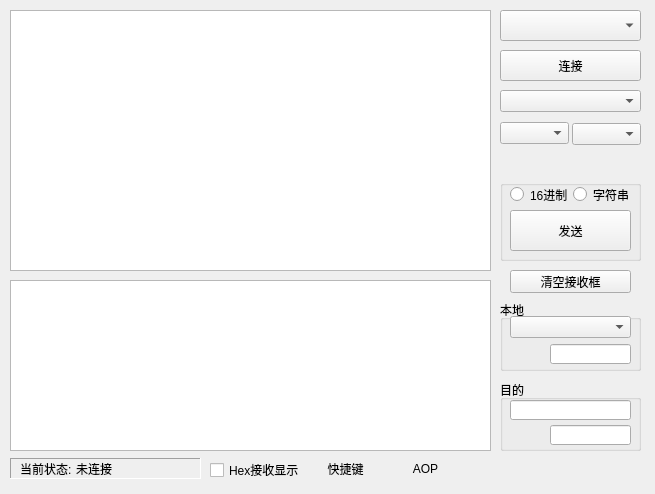
This is ui_tcpUdpSerialportTool.ui in shuoGG1239/TcpUdpSerialPortTool as Qt 5 draws it before an edit. The edited form follows.
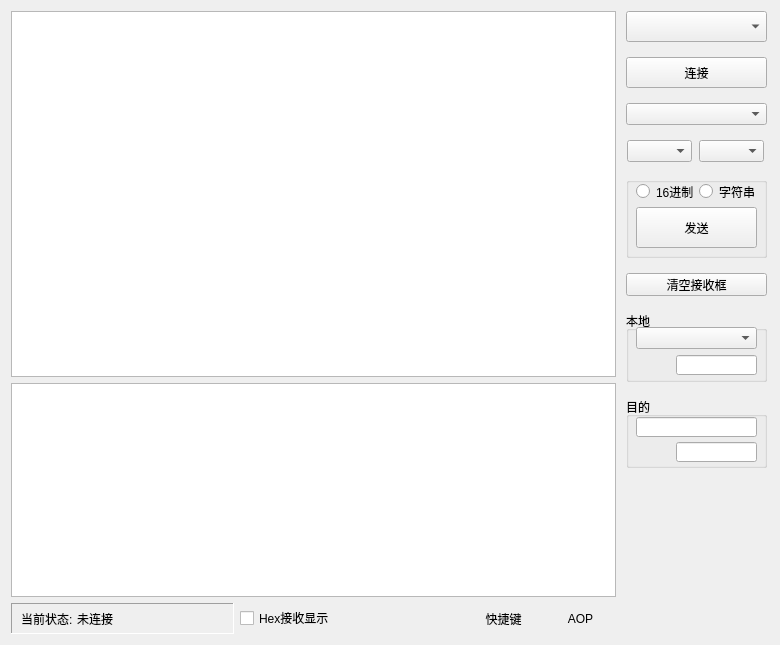
This is the edited form.

What changed in the file:
```diff
--- a/ui_tcpUdpSerialportTool.ui
+++ b/ui_tcpUdpSerialportTool.ui
@@ -6,64 +6,57 @@
    <rect>
     <x>0</x>
     <y>0</y>
-    <width>655</width>
-    <height>494</height>
+    <width>780</width>
+    <height>645</height>
    </rect>
   </property>
+  <property name="minimumSize">
+   <size>
+    <width>780</width>
+    <height>645</height>
+   </size>
+  </property>
   <property name="windowTitle">
    <string>Widget</string>
   </property>
-  <widget class="QPushButton" name="pushButtonStart">
-   <property name="geometry">
-    <rect>
-     <x>500</x>
-     <y>50</y>
-     <width>141</width>
-     <height>31</height>
-    </rect>
+  <layout class="QHBoxLayout" name="horizontalLayout_3">
+   <property name="spacing">
+    <number>10</number>
    </property>
-   <property name="text">
-    <string>连接</string>
+   <property name="rightMargin">
+    <number>13</number>
    </property>
-  </widget>
+   <item>
+    <layout class="QVBoxLayout" name="verticalLayout_2" stretch="12,7,1">
+     <item>
   <widget class="QPlainTextEdit" name="plainTextEditRec">
-   <property name="geometry">
-    <rect>
-     <x>10</x>
-     <y>10</y>
+       <property name="minimumSize">
+        <size>
      <width>481</width>
      <height>261</height>
-    </rect>
-   </property>
-  </widget>
+        </size>
+       </property>
+      </widget>
+     </item>
+     <item>
   <widget class="QPlainTextEdit" name="plainTextEditSend">
-   <property name="geometry">
-    <rect>
-     <x>10</x>
-     <y>280</y>
+       <property name="minimumSize">
+        <size>
      <width>481</width>
      <height>171</height>
-    </rect>
-   </property>
-  </widget>
-  <widget class="QComboBox" name="comboBoxStyle">
-   <property name="geometry">
-    <rect>
-     <x>500</x>
-     <y>10</y>
-     <width>141</width>
-     <height>31</height>
-    </rect>
-   </property>
-  </widget>
+        </size>
+       </property>
+      </widget>
+     </item>
+     <item>
+      <layout class="QHBoxLayout" name="horizontalLayout_2">
+       <item>
   <widget class="QFrame" name="frameStatus">
-   <property name="geometry">
-    <rect>
-     <x>10</x>
-     <y>458</y>
+         <property name="minimumSize">
+          <size>
      <width>191</width>
      <height>21</height>
-    </rect>
+          </size>
    </property>
    <property name="frameShape">
     <enum>QFrame::Panel</enum>
@@ -75,11 +68,20 @@
     <property name="geometry">
      <rect>
       <x>10</x>
-      <y>0</y>
+            <y>5</y>
       <width>61</width>
       <height>21</height>
      </rect>
     </property>
+          <property name="minimumSize">
+           <size>
+            <width>61</width>
+            <height>21</height>
+           </size>
+          </property>
+          <property name="autoFillBackground">
+           <bool>false</bool>
+          </property>
     <property name="text">
      <string>当前状态:</string>
     </property>
@@ -88,34 +90,180 @@
     <property name="geometry">
      <rect>
       <x>66</x>
-      <y>0</y>
+            <y>5</y>
       <width>121</width>
       <height>21</height>
      </rect>
     </property>
+          <property name="minimumSize">
+           <size>
+            <width>121</width>
+            <height>21</height>
+           </size>
+          </property>
+          <property name="autoFillBackground">
+           <bool>false</bool>
+          </property>
     <property name="text">
      <string>未连接</string>
     </property>
    </widget>
   </widget>
+       </item>
+       <item>
+        <widget class="QCheckBox" name="checkBoxHexRec">
+         <property name="minimumSize">
+          <size>
+           <width>91</width>
+           <height>20</height>
+          </size>
+         </property>
+         <property name="text">
+          <string>Hex接收显示</string>
+         </property>
+        </widget>
+       </item>
+       <item>
+        <widget class="QToolButton" name="toolButtonShortCut">
+         <property name="minimumSize">
+          <size>
+           <width>71</width>
+           <height>31</height>
+          </size>
+         </property>
+         <property name="text">
+          <string>快捷键</string>
+         </property>
+         <property name="autoRaise">
+          <bool>true</bool>
+         </property>
+        </widget>
+       </item>
+       <item>
+        <widget class="QToolButton" name="toolButtonAOP">
+         <property name="minimumSize">
+          <size>
+           <width>71</width>
+           <height>31</height>
+          </size>
+         </property>
+         <property name="text">
+          <string>AOP</string>
+         </property>
+         <property name="autoRaise">
+          <bool>true</bool>
+         </property>
+        </widget>
+       </item>
+      </layout>
+     </item>
+    </layout>
+   </item>
+   <item>
+    <layout class="QVBoxLayout" name="verticalLayout">
+     <property name="spacing">
+      <number>15</number>
+     </property>
+     <item>
+      <widget class="QComboBox" name="comboBoxStyle">
+       <property name="minimumSize">
+        <size>
+         <width>141</width>
+         <height>31</height>
+        </size>
+       </property>
+       <property name="maximumSize">
+        <size>
+         <width>141</width>
+         <height>31</height>
+        </size>
+       </property>
+      </widget>
+     </item>
+     <item>
+      <widget class="QPushButton" name="pushButtonStart">
+       <property name="minimumSize">
+        <size>
+         <width>141</width>
+         <height>31</height>
+        </size>
+       </property>
+       <property name="maximumSize">
+        <size>
+         <width>141</width>
+         <height>31</height>
+        </size>
+       </property>
+       <property name="text">
+        <string>连接</string>
+       </property>
+      </widget>
+     </item>
+     <item>
   <widget class="QComboBox" name="comboBoxClientList">
-   <property name="geometry">
-    <rect>
-     <x>500</x>
-     <y>90</y>
+       <property name="minimumSize">
+        <size>
      <width>141</width>
      <height>22</height>
-    </rect>
-   </property>
-  </widget>
+        </size>
+       </property>
+       <property name="maximumSize">
+        <size>
+         <width>141</width>
+         <height>22</height>
+        </size>
+       </property>
+      </widget>
+     </item>
+     <item>
+      <layout class="QHBoxLayout" name="horizontalLayout">
+       <item>
+        <widget class="QComboBox" name="comboComNum">
+         <property name="minimumSize">
+          <size>
+           <width>65</width>
+           <height>22</height>
+          </size>
+         </property>
+         <property name="maximumSize">
+          <size>
+           <width>65</width>
+           <height>22</height>
+          </size>
+         </property>
+        </widget>
+       </item>
+       <item>
+        <widget class="QComboBox" name="comboBoxBaud">
+         <property name="minimumSize">
+          <size>
+           <width>65</width>
+           <height>22</height>
+          </size>
+         </property>
+         <property name="maximumSize">
+          <size>
+           <width>65</width>
+           <height>22</height>
+          </size>
+         </property>
+        </widget>
+       </item>
+      </layout>
+     </item>
+     <item>
   <widget class="QGroupBox" name="groupBox">
-   <property name="geometry">
-    <rect>
-     <x>500</x>
-     <y>180</y>
+       <property name="minimumSize">
+        <size>
      <width>141</width>
      <height>81</height>
-    </rect>
+        </size>
+       </property>
+       <property name="maximumSize">
+        <size>
+         <width>141</width>
+         <height>81</height>
+        </size>
    </property>
    <property name="title">
     <string/>
@@ -129,6 +277,18 @@
       <height>21</height>
      </rect>
     </property>
+        <property name="minimumSize">
+         <size>
+          <width>71</width>
+          <height>21</height>
+         </size>
+        </property>
+        <property name="maximumSize">
+         <size>
+          <width>71</width>
+          <height>21</height>
+         </size>
+        </property>
     <property name="text">
      <string>16进制</string>
     </property>
@@ -142,6 +302,18 @@
       <height>21</height>
      </rect>
     </property>
+        <property name="minimumSize">
+         <size>
+          <width>61</width>
+          <height>21</height>
+         </size>
+        </property>
+        <property name="maximumSize">
+         <size>
+          <width>61</width>
+          <height>21</height>
+         </size>
+        </property>
     <property name="text">
      <string>字符串</string>
     </property>
@@ -155,6 +327,18 @@
       <height>41</height>
      </rect>
     </property>
+        <property name="minimumSize">
+         <size>
+          <width>121</width>
+          <height>41</height>
+         </size>
+        </property>
+        <property name="maximumSize">
+         <size>
+          <width>121</width>
+          <height>41</height>
+         </size>
+        </property>
     <property name="toolTip">
      <string>ctrl+Enter</string>
     </property>
@@ -163,27 +347,39 @@
     </property>
    </widget>
   </widget>
-  <widget class="QCheckBox" name="checkBoxHexRec">
-   <property name="geometry">
-    <rect>
-     <x>210</x>
-     <y>460</y>
-     <width>91</width>
-     <height>20</height>
-    </rect>
+     </item>
+     <item>
+      <widget class="QPushButton" name="pushButtonClearRec">
+       <property name="minimumSize">
+        <size>
+         <width>121</width>
+         <height>23</height>
+        </size>
+       </property>
+       <property name="maximumSize">
+        <size>
+         <width>141</width>
+         <height>23</height>
+        </size>
    </property>
    <property name="text">
-    <string>Hex接收显示</string>
-   </property>
-  </widget>
+        <string>清空接收框</string>
+       </property>
+      </widget>
+     </item>
+     <item>
   <widget class="QGroupBox" name="groupBoxLocal">
-   <property name="geometry">
-    <rect>
-     <x>500</x>
-     <y>300</y>
+       <property name="minimumSize">
+        <size>
      <width>141</width>
      <height>71</height>
-    </rect>
+        </size>
+       </property>
+       <property name="maximumSize">
+        <size>
+         <width>141</width>
+         <height>71</height>
+        </size>
    </property>
    <property name="title">
     <string>本地</string>
@@ -200,6 +396,18 @@
       <height>20</height>
      </rect>
     </property>
+        <property name="minimumSize">
+         <size>
+          <width>81</width>
+          <height>20</height>
+         </size>
+        </property>
+        <property name="maximumSize">
+         <size>
+          <width>81</width>
+          <height>20</height>
+         </size>
+        </property>
     <property name="alignment">
      <set>Qt::AlignCenter</set>
     </property>
@@ -213,16 +421,34 @@
       <height>22</height>
      </rect>
     </property>
-   </widget>
-  </widget>
+        <property name="minimumSize">
+         <size>
+          <width>121</width>
+          <height>22</height>
+         </size>
+        </property>
+        <property name="maximumSize">
+         <size>
+          <width>121</width>
+          <height>22</height>
+         </size>
+        </property>
+       </widget>
+      </widget>
+     </item>
+     <item>
   <widget class="QGroupBox" name="groupBoxAim">
-   <property name="geometry">
-    <rect>
-     <x>500</x>
-     <y>380</y>
+       <property name="minimumSize">
+        <size>
      <width>141</width>
      <height>71</height>
-    </rect>
+        </size>
+       </property>
+       <property name="maximumSize">
+        <size>
+         <width>141</width>
+         <height>71</height>
+        </size>
    </property>
    <property name="title">
     <string>目的</string>
@@ -236,6 +462,18 @@
       <height>20</height>
      </rect>
     </property>
+        <property name="minimumSize">
+         <size>
+          <width>81</width>
+          <height>20</height>
+         </size>
+        </property>
+        <property name="maximumSize">
+         <size>
+          <width>81</width>
+          <height>20</height>
+         </size>
+        </property>
     <property name="alignment">
      <set>Qt::AlignCenter</set>
     </property>
@@ -249,76 +487,40 @@
       <height>20</height>
      </rect>
     </property>
+        <property name="minimumSize">
+         <size>
+          <width>121</width>
+          <height>20</height>
+         </size>
+        </property>
+        <property name="maximumSize">
+         <size>
+          <width>121</width>
+          <height>20</height>
+         </size>
+        </property>
     <property name="alignment">
      <set>Qt::AlignCenter</set>
     </property>
    </widget>
   </widget>
-  <widget class="QToolButton" name="toolButtonShortCut">
-   <property name="geometry">
-    <rect>
-     <x>310</x>
-     <y>453</y>
-     <width>71</width>
-     <height>31</height>
-    </rect>
-   </property>
-   <property name="text">
-    <string>快捷键</string>
-   </property>
-   <property name="autoRaise">
-    <bool>true</bool>
-   </property>
-  </widget>
-  <widget class="QPushButton" name="pushButtonClearRec">
-   <property name="geometry">
-    <rect>
-     <x>510</x>
-     <y>270</y>
-     <width>121</width>
-     <height>23</height>
-    </rect>
-   </property>
-   <property name="text">
-    <string>清空接收框</string>
-   </property>
-  </widget>
-  <widget class="QComboBox" name="comboComNum">
-   <property name="geometry">
-    <rect>
-     <x>500</x>
-     <y>122</y>
-     <width>69</width>
-     <height>22</height>
-    </rect>
-   </property>
-  </widget>
-  <widget class="QComboBox" name="comboBoxBaud">
-   <property name="geometry">
-    <rect>
-     <x>572</x>
-     <y>123</y>
-     <width>69</width>
-     <height>22</height>
-    </rect>
-   </property>
-  </widget>
-  <widget class="QToolButton" name="toolButtonAOP">
-   <property name="geometry">
-    <rect>
-     <x>390</x>
-     <y>453</y>
-     <width>71</width>
-     <height>31</height>
-    </rect>
-   </property>
-   <property name="text">
-    <string>AOP</string>
-   </property>
-   <property name="autoRaise">
-    <bool>true</bool>
-   </property>
-  </widget>
+     </item>
+     <item>
+      <spacer name="verticalSpacer">
+       <property name="orientation">
+        <enum>Qt::Vertical</enum>
+       </property>
+       <property name="sizeHint" stdset="0">
+        <size>
+         <width>20</width>
+         <height>40</height>
+        </size>
+       </property>
+      </spacer>
+     </item>
+    </layout>
+   </item>
+  </layout>
  </widget>
  <layoutdefault spacing="6" margin="11"/>
  <resources/>
```
Lines whose indentation alone changed are shown as unchanged.
